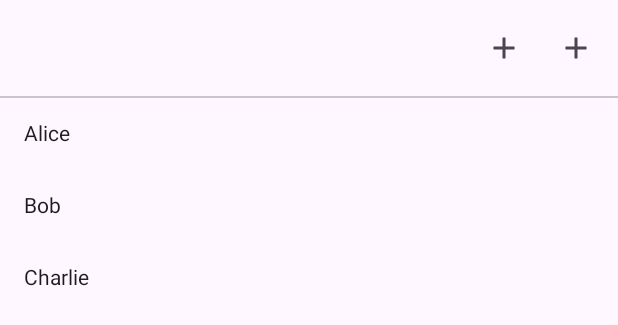
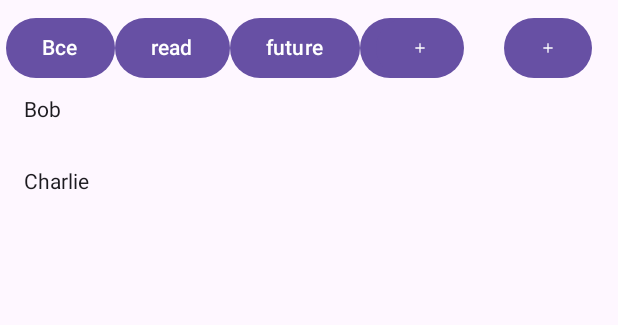
Before and after one commit to MrRamis/Hackathon, an Android app built with Jetpack Compose: the @Preview function DefaultPreview, on a phone screen of 412 x 824 dp. Shown: the top 325 px of the screen. Run offline under Robolectric (Android 15) with nearby library versions, the phone set to English and light mode, and no system bars.

Commit message:
buttons on the right top bar

```diff
--- a/app/build.gradle
+++ b/app/build.gradle
@@ -7,12 +7,12 @@ plugins {
 
 android {
     namespace 'com.example.hackathon'
-    compileSdk 34
+    compileSdk 33
 
     defaultConfig {
         applicationId "com.example.hackathon"
         minSdk 24
-        targetSdk 34
+        targetSdk 33
         versionCode 1
         versionName "1.0"
 
--- a/app/src/main/java/com/example/hackathon/view/MainActivity.kt
+++ b/app/src/main/java/com/example/hackathon/view/MainActivity.kt
@@ -3,10 +3,16 @@ import android.annotation.SuppressLint
 import android.os.Bundle
 import androidx.activity.ComponentActivity
 import androidx.activity.compose.setContent
+import androidx.compose.foundation.BorderStroke
+import androidx.compose.foundation.layout.Arrangement
+import androidx.compose.foundation.layout.Box
 import androidx.compose.foundation.layout.Column
 import androidx.compose.foundation.layout.Row
+import androidx.compose.foundation.layout.Spacer
 import androidx.compose.foundation.layout.fillMaxSize
+import androidx.compose.foundation.layout.fillMaxWidth
 import androidx.compose.foundation.layout.padding
+import androidx.compose.foundation.layout.width
 import androidx.compose.material.icons.Icons
 import androidx.compose.material.icons.filled.Menu
 import androidx.compose.material3.Divider
@@ -26,6 +32,9 @@ import com.example.hackathon.ui.theme.HackathonTheme
 
 import androidx.compose.material.*
 import androidx.compose.material.icons.filled.Add
+import androidx.compose.material.icons.materialIcon
+import androidx.compose.material3.Button
+
 
 class MainActivity : ComponentActivity() {
     override fun onCreate(savedInstanceState: Bundle?) {
@@ -36,33 +45,16 @@ class MainActivity : ComponentActivity() {
                     modifier = Modifier.fillMaxSize(),
                     color = MaterialTheme.colorScheme.background
                 ) {
-                    Greeting("lololol")
-                    DefaultPreview()
+
+                    //DefaultPreview()
                 }
             }
         }
     }
 }
 
-@Composable
-fun Greeting(name: String, modifier: Modifier = Modifier) {
-
-        Text(
-            text = "Hello $name!",
-            modifier = modifier
-        )
 
 
-
-}
-
-//@Preview(showBackground = true)
-//@Composable
-//fun GreetingPreview() {
-//    HackathonTheme {
-//        Greeting("Android")
-//    }
-//}
 
 @SuppressLint("UnusedMaterial3ScaffoldPaddingParameter")
 @OptIn(ExperimentalMaterial3Api::class)
@@ -75,14 +67,53 @@ fun MyScreenContent() {
 
                 title = {
                     Text(text = "")
-                }, actions = {
-                    Row {
-                            IconButton(onClick = { /* Handle navigation icon click */ }) {
+                },
+                navigationIcon ={
+                    Row{
+                        Button(onClick = {  }) {
+                            Text(text = "Все")
+                                //border = BorderStroke(3.dp, Color.DarkGray)
+                            //Icon(Icons.Default.Add, contentDescription = "Reading")
+                        }
+                        Button(onClick = { /* Handle navigation icon click */ }) {
+                            Text(text = "read")
+                        }
+                        //spacer()
+                        //Spacer(modifier = Modifier.weight(0.5f))
+                        Button(onClick = { /* Handle navigation icon click */ }) {
+                            Text(text = "future")
+                        }
+                        Button(onClick = { /* Handle navigation icon click */ }) {
+                            Text(text = "fav")
+                            //materialIcon()
+                        }
+                    }
+
+                },
+                actions = {
+                    Row(modifier = Modifier.fillMaxWidth(), horizontalArrangement = Arrangement.End) {
+                            Button(
+                                onClick = { /* Handle navigation icon click */ },
+                                modifier = Modifier
+                                    .width(85.dp) // specify the desired width
+                                    .padding(13.dp) // optional padding
+                            ) {
                                 Icon(Icons.Default.Add, contentDescription = "Menu")
+
                             }
-                        IconButton(onClick = { /* Handle navigation icon click */ }) {
+                        Button(onClick = { /* Handle navigation icon click */ },
+                                modifier = Modifier
+                                .width(85.dp) // specify the desired width
+                                .padding(13.dp) // optional padding
+                        ) {
+//                            Box(Modifier.padding(8.dp)){
+//                                Text(text ="Tvft")
+//                            }
                             Icon(Icons.Default.Add, contentDescription = "add")
+
+
                         }
+
                     }
 
 
@@ -92,21 +123,21 @@ fun MyScreenContent() {
         },
         content = {
             Column {
-                Greeting("Hello")
+
                 Divider()
                 NameList(names = listOf("Alice", "Bob", "Charlie"))
             }
         }
     )
 }
+
+
 @Composable
-fun Greeting(name: String) {
-    Text(
-        text = "Hello $name!",
-        style = MaterialTheme.typography.headlineSmall,
-        modifier = Modifier.padding(16.dp)
-    )
+fun Spacer(weight: Modifier) {
+
 }
+
+
 
 @Composable
 fun NameList(names: List<String>) {
@@ -117,7 +148,7 @@ fun NameList(names: List<String>) {
     }
 }
 
-//@Preview
+@Preview
 @Composable
 fun DefaultPreview() {
     MyScreenContent()
```
